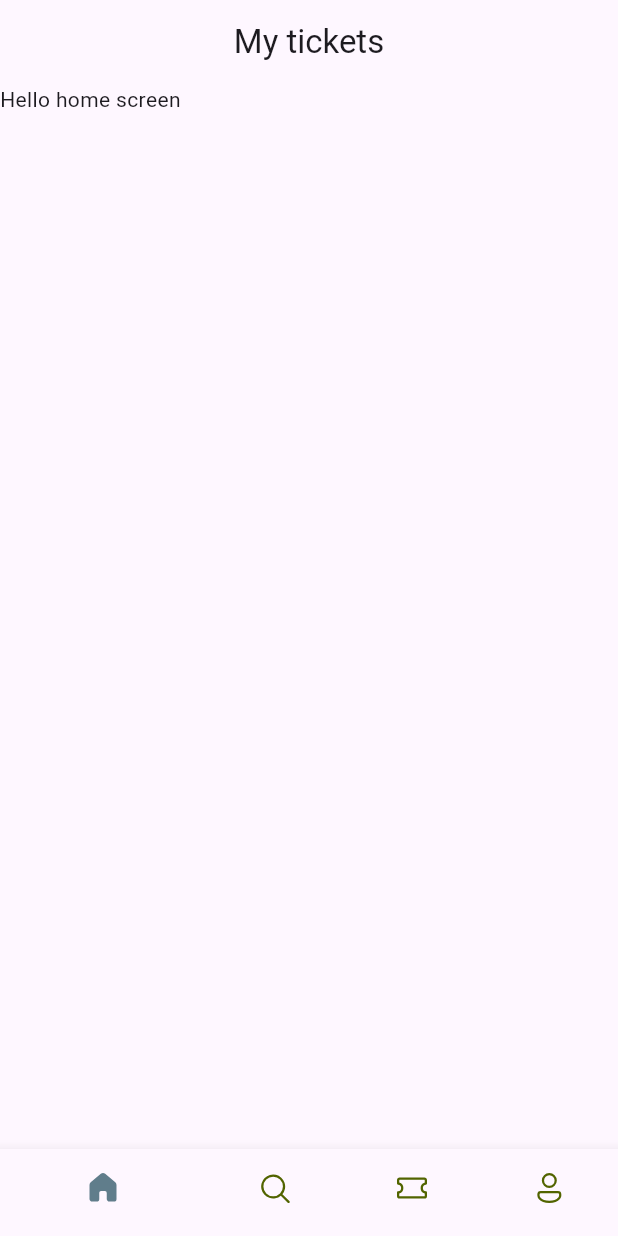
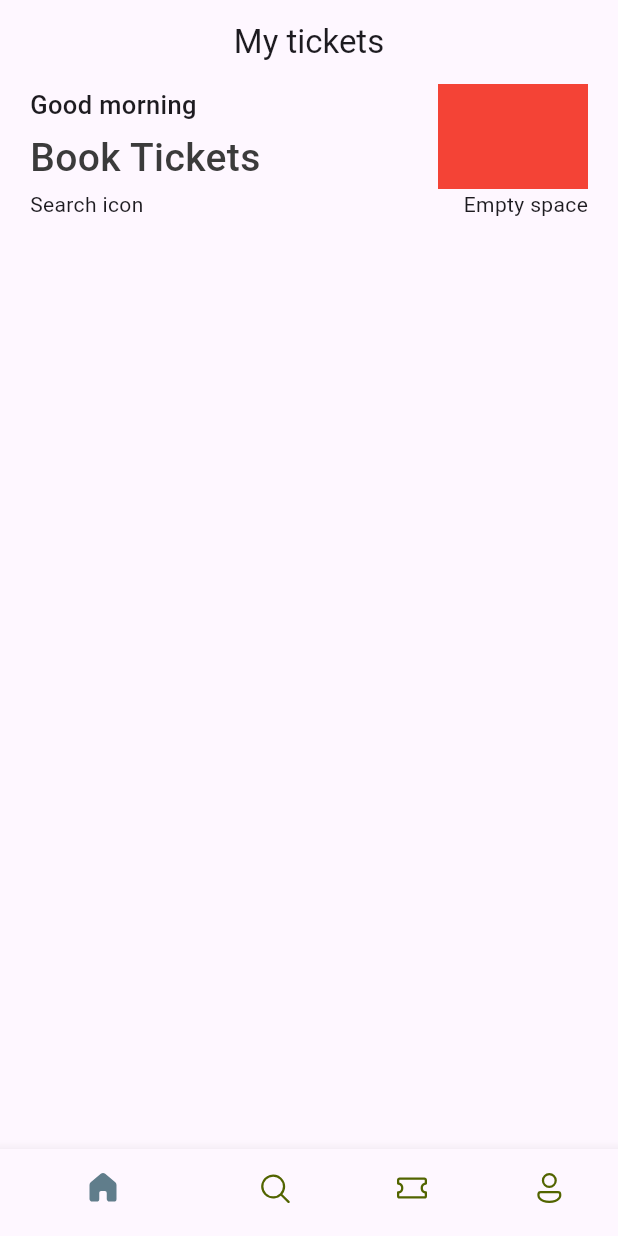
Before and after one commit to ajiec123/ticket-app, a Flutter app: the screen it shows after launch, on a phone screen of 412 x 824 dp. Run offline on Flutter 3.47's test engine with Material 3 defaults, Android fonts, the phone set to English and light mode, and no system bars; our stand-ins replace fluentui_icons.

Commit message:
add reusable widget

```diff
--- /dev/null
+++ b/lib/base/res/styles/app_styles.dart
@@ -0,0 +1,15 @@
+import 'dart:ui';
+import 'package:flutter/material.dart';
+
+Color primary = const Color(0xFF687daf);
+
+class AppStyles {
+  static Color primaryColor = primary;
+  static Color textColor = const Color(0xFF3b3b3b);
+
+  static TextStyle headLineStyle1 =
+      TextStyle(fontWeight: FontWeight.w500, fontSize: 26, color: textColor);
+
+  static TextStyle headLineStyle3 =
+      const TextStyle(fontWeight: FontWeight.w500, fontSize: 17);
+}
--- a/lib/screens/home_screen.dart
+++ b/lib/screens/home_screen.dart
@@ -1,4 +1,5 @@
 import 'package:flutter/material.dart';
+import 'package:ticket_app/base/res/styles/app_styles.dart';
 
 class HomeScreen extends StatelessWidget {
   const HomeScreen({super.key});
@@ -9,7 +10,44 @@ class HomeScreen extends StatelessWidget {
       body: ListView(
         children: [
           Container(
-            child: Text("Hello home screen"),
+            padding: const EdgeInsets.symmetric(horizontal: 20),
+            child: Column(
+              children: [
+                Row(
+                  mainAxisAlignment: MainAxisAlignment.spaceBetween,
+                  children: [
+                    Column(
+                      crossAxisAlignment: CrossAxisAlignment.start,
+                      children: [
+                        Text(
+                          "Good morning",
+                          style: AppStyles.headLineStyle3,
+                        ),
+                        const SizedBox(
+                          height: 5,
+                        ),
+                        Text(
+                          "Book Tickets",
+                          style: AppStyles.headLineStyle1,
+                        ),
+                      ],
+                    ),
+                    Container(
+                      width: 100,
+                      height: 70,
+                      color: Colors.red,
+                    ),
+                  ],
+                ),
+                const Row(
+                  mainAxisAlignment: MainAxisAlignment.spaceBetween,
+                  children: [
+                    Text("Search icon"),
+                    Text("Empty space"),
+                  ],
+                )
+              ],
+            ),
           )
         ],
       ),
```
